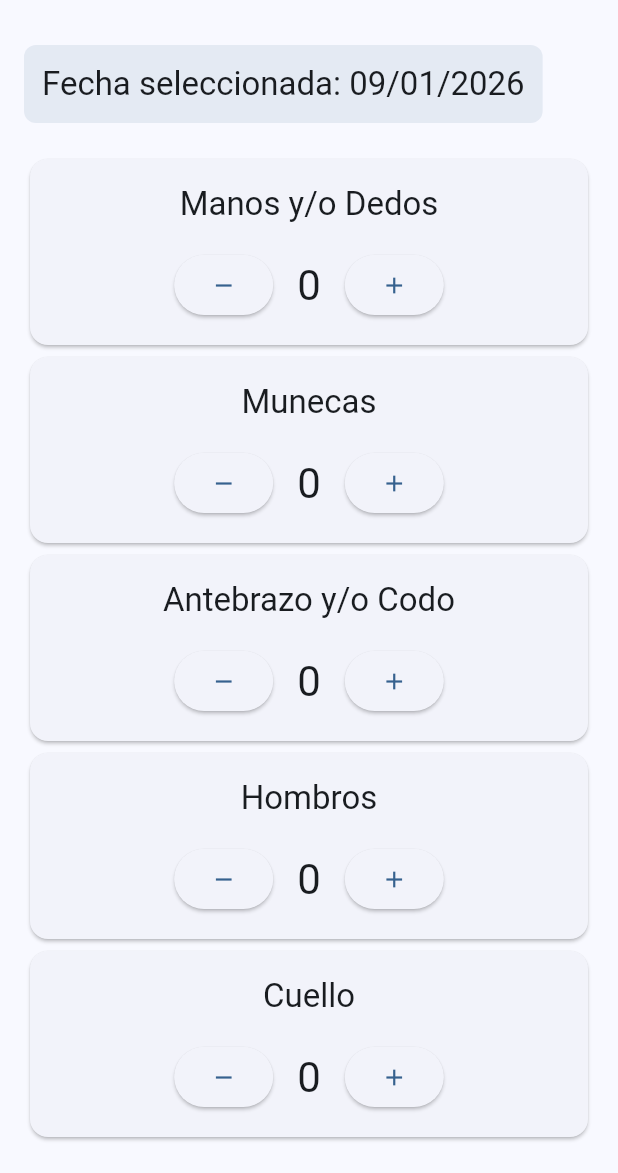
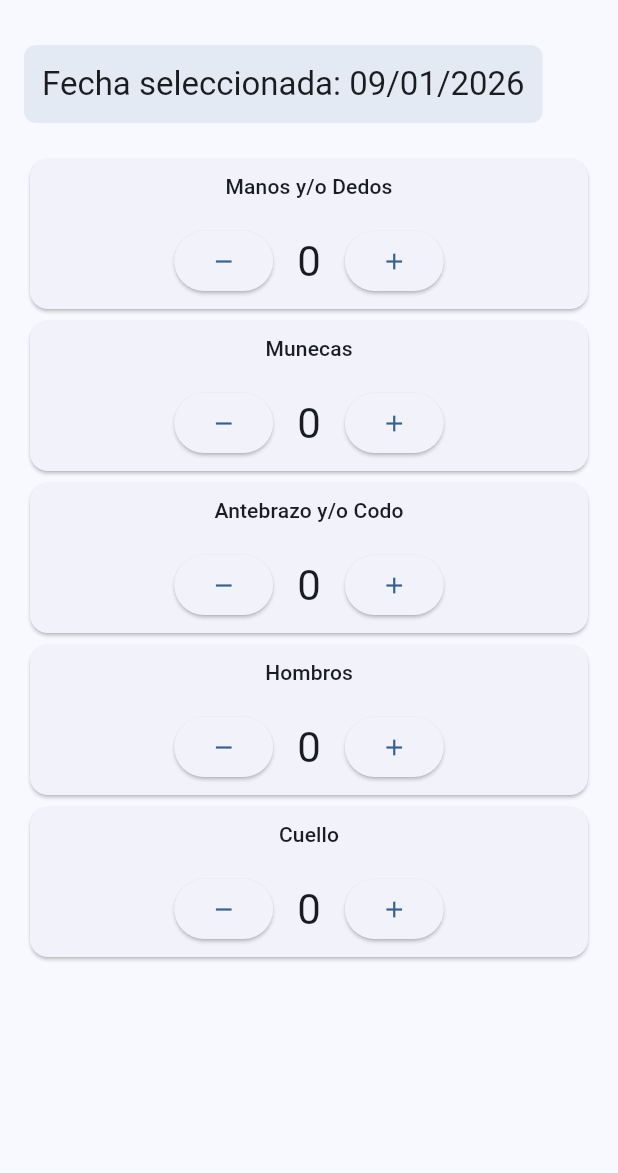
Before and after one commit to nicos92/servicio_medico, a Flutter app: the screen it shows after launch, on a phone screen of 412 x 824 dp, the part 63-1236 px from its top. Run offline on Flutter 3.47's test engine with Material 3 defaults, Android fonts, the light colour scheme and no system bars; our stand-ins replace csv, sembast.

Commit message:
feat: cambia el tamaño de la letra del titulo de los contadores

```diff
--- a/lib/widgets/counter_widget.dart
+++ b/lib/widgets/counter_widget.dart
@@ -48,12 +48,12 @@ class _CounterWidgetState extends State<CounterWidget> {
   Widget build(BuildContext context) {
     return Card(
       child: Padding(
-        padding: const EdgeInsets.all(16.0),
+        padding: const EdgeInsets.all(8.0),
         child: Column(
           children: [
             Text(
               widget.label,
-              style: Theme.of(context).textTheme.titleLarge,
+              style: Theme.of(context).textTheme.titleSmall,
             ),
             const SizedBox(height: 16),
             Row(
```
